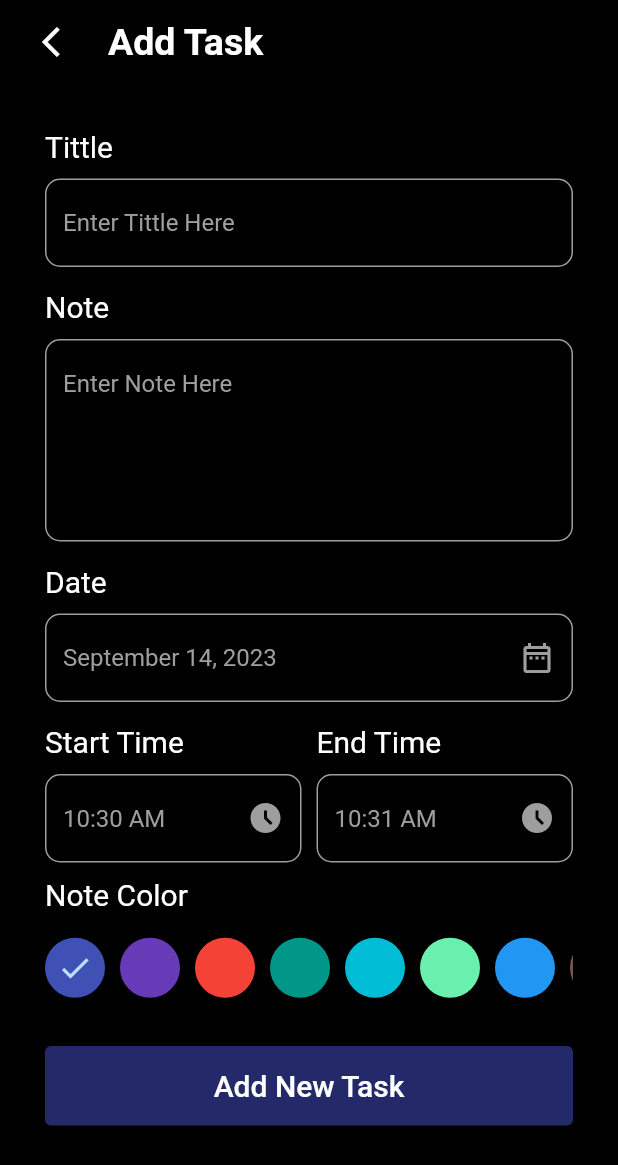
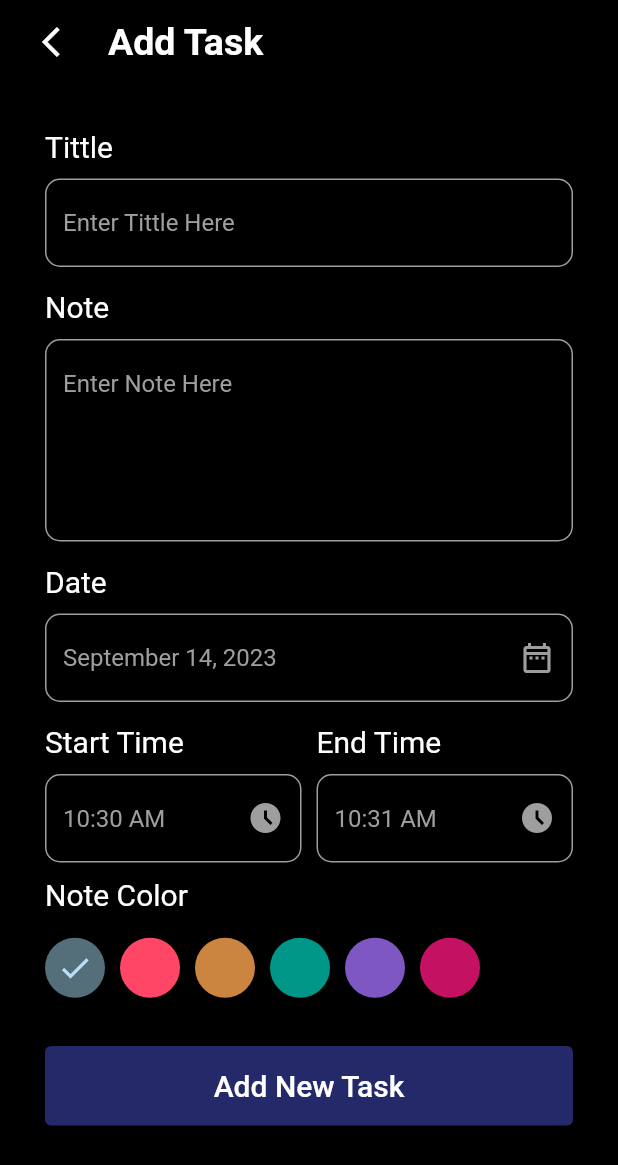
Before and after one commit to PHilobater-samir79/taiski, a Flutter app: the addTaskScreen screen opened by its route, on a phone screen of 412 x 824 dp. Shown: the top 1165 px of the screen. Run offline on Flutter 3.47's test engine with Material 2 defaults, Android fonts, the phone set to English and light mode, and no system bars; our stand-ins replace bloc, date_picker_timeline, flutter_bloc, flutter_screenutil, get_it, google_fonts and 3 more; accounts and stored records are empty.

Commit message:
finish app

```diff
--- a/lib/features/tasks/presention/cubit/task_cubit.dart
+++ b/lib/features/tasks/presention/cubit/task_cubit.dart
@@ -70,27 +70,19 @@ class TaskCubit extends Cubit<TaskState> {
   Color getColor(index) {
     switch (index) {
       case 0:
-        return Colors.indigo;
+        return Color(0xff546e7a);
       case 1:
-        return Colors.deepPurple;
+        return Color(0xffFF4666);
       case 2:
-        return Colors.red;
+        return Color(0xffCC8441);
       case 3:
         return Colors.teal;
       case 4:
-        return Colors.cyan;
+        return Color(0xff7e57c2);
       case 5:
-        return Colors.greenAccent;
-      case 6:
-        return Colors.blue;
-      case 7:
-        return Colors.brown;
-      case 8:
-        return Colors.white38;
-      case 9:
-        return Colors.green;
+        return Color(0xffc51162);
       default:
-        return Colors.pink;
+        return Colors.indigo;
     }
   }
 
--- a/lib/features/tasks/presention/screens/add_task.dart
+++ b/lib/features/tasks/presention/screens/add_task.dart
@@ -288,7 +288,8 @@ class addTaskScreen extends StatelessWidget {
                                         ),
                                       );
                                     },
-                                    itemCount: 10),
+                                    itemCount: 6
+                                ),
                               ),
                             ],
                           ),
--- a/lib/features/tasks/presention/screens/home_screen.dart
+++ b/lib/features/tasks/presention/screens/home_screen.dart
@@ -3,8 +3,6 @@ import 'package:flutter/material.dart';
 import 'package:flutter_bloc/flutter_bloc.dart';
 import 'package:google_fonts/google_fonts.dart';
 import 'package:intl/intl.dart';
-import 'package:to_do/core/service/notifications.dart';
-import 'package:to_do/features/tasks/data/TaskModel.dart';
 import 'package:to_do/features/tasks/presention/cubit/task_cubit.dart';
 import 'package:to_do/features/tasks/presention/screens/add_task.dart';
 import 'package:to_do/features/tasks/presention/screens/task_widget.dart';
@@ -114,9 +112,8 @@ class _homeScreenState extends State<homeScreen> {
                                 .taskModelItemList
                                 .length,
                             itemBuilder: (context, indexList) {
-
                                return Padding(
-                                padding: const EdgeInsets.only(bottom: 10),
+                                padding: EdgeInsets.only(bottom: 10),
                                 child: InkWell(
                                   onTap: (){
                                     bottomSheet(index: indexList);
--- a/lib/main.dart
+++ b/lib/main.dart
@@ -3,7 +3,6 @@ import 'package:flutter_bloc/flutter_bloc.dart';
 import 'package:flutter_screenutil/flutter_screenutil.dart';
 import 'package:to_do/core/local_Data/catch_helper.dart';
 import 'package:to_do/core/local_Data/sqflite_Database.dart';
-import 'package:to_do/core/service/notifications.dart';
 import 'package:to_do/core/service/services_locator.dart';
 import 'package:to_do/features/splash/presention/screens/on_boarding.dart';
 import 'package:to_do/features/splash/presention/screens/splash_screen.dart';
@@ -16,7 +15,6 @@ Future<void> main() async {
   setup();
   await getIt<CacheHelper>().cacheInit();
   getIt<SQFLiteHelper>().initDatabase();
-
 
   runApp(BlocProvider(
     create: (context) => TaskCubit()..getTasks(),
```
Also changed, not shown: lib/features/tasks/presention/screens/task_widget.dart (+12 -26 lines).
